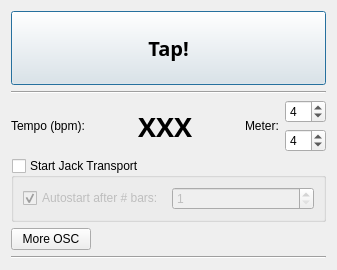
Qt form tapstart_base.ui (kampfschlaefer/tapstart) before a commit.
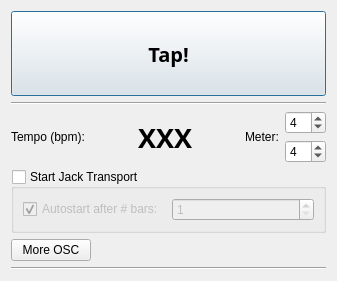
The same form after that commit.

Patch:
```diff
--- a/tapstart_base.ui
+++ b/tapstart_base.ui
@@ -6,7 +6,7 @@
     <x>0</x>
     <y>0</y>
     <width>337</width>
-    <height>270</height>
+    <height>281</height>
    </rect>
   </property>
   <property name="sizePolicy" >
```
Left out of the diff: 2 changed lines with no effect on the pictures.
